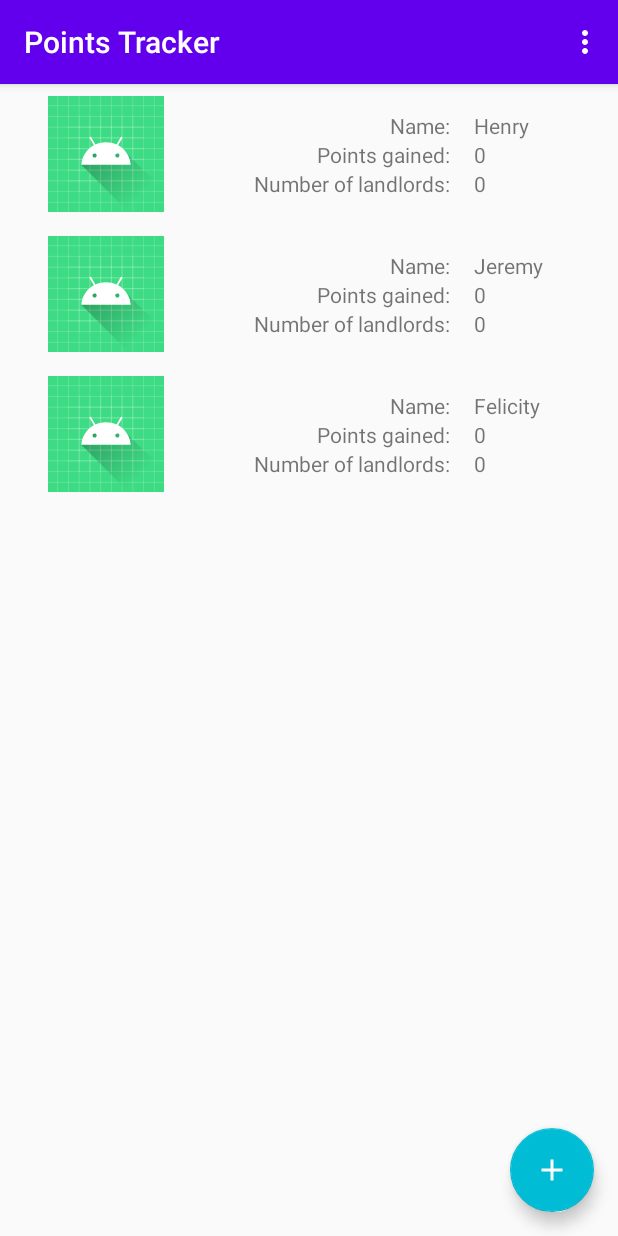
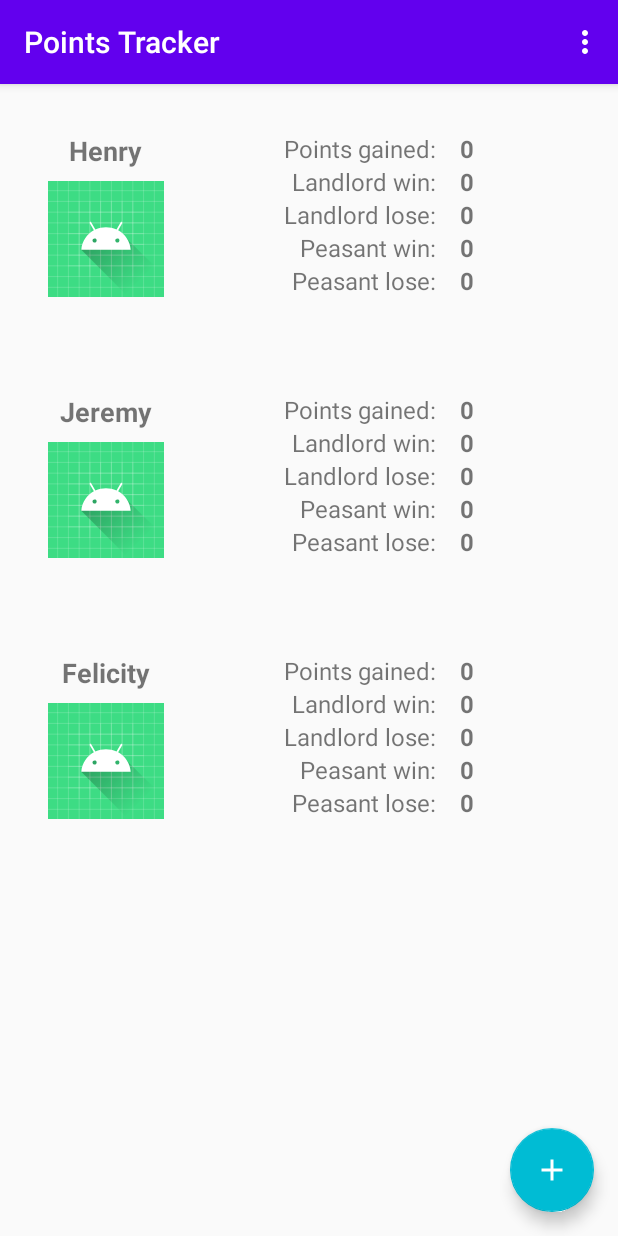
Before and after one commit to HenryF23/Points-Tracker, an Android app: the screen it shows after launch (MainActivity), on a phone screen of 412 x 824 dp. Run offline under Robolectric (Android 15) with nearby library versions, the phone set to English and light mode, and no system bars.

Commit message:
Added more game stats

```diff
--- a/app/src/main/java/com/example/pointstracker/model/User.java
+++ b/app/src/main/java/com/example/pointstracker/model/User.java
@@ -3,18 +3,27 @@ package com.example.pointstracker.model;
 public class User {
     private String name;
     private int points;
-    private int numLandlords;
+    private int numLandlordsWin;
+    private int numLandlordsLose;
+    private int numPWin;
+    private int numPLose;
 
     public User(String name) {
         this.name = name;
         this.points = 0;
-        this.numLandlords = 0;
+        this.numLandlordsWin = 0;
+        this.numLandlordsLose = 0;
+        this.numPWin = 0;
+        this.numPLose = 0;
     }
 
-    public User(String name, int points, int numLL) {
+    public User(String name, int points, int numLandlordsWin, int numLandlordsLose, int numPWin, int numPLose) {
         this.name = name;
         this.points = points;
-        this.numLandlords = numLL;
+        this.numLandlordsWin = numLandlordsWin;
+        this.numLandlordsLose = numLandlordsLose;
+        this.numPWin = numPWin;
+        this.numPLose = numPLose;
     }
 
     public String getName() {
@@ -33,11 +42,35 @@ public class User {
         this.points = points;
     }
 
-    public int getNumLandlords() {
-        return numLandlords;
+    public int getNumLandlordsWin() {
+        return numLandlordsWin;
     }
 
-    public void setNumLandlords(int numLandlords) {
-        this.numLandlords = numLandlords;
+    public void setNumLandlordsWin(int numLandlordsWin) {
+        this.numLandlordsWin = numLandlordsWin;
+    }
+
+    public int getNumLandlordsLose() {
+        return numLandlordsLose;
+    }
+
+    public void setNumLandlordsLose(int numLandlordsLose) {
+        this.numLandlordsLose = numLandlordsLose;
+    }
+
+    public int getNumPWin() {
+        return numPWin;
+    }
+
+    public void setNumPWin(int numPWin) {
+        this.numPWin = numPWin;
+    }
+
+    public int getNumPLose() {
+        return numPLose;
+    }
+
+    public void setNumPLose(int numPLose) {
+        this.numPLose = numPLose;
     }
 }
--- a/app/src/main/java/com/example/pointstracker/model/Users.java
+++ b/app/src/main/java/com/example/pointstracker/model/Users.java
@@ -46,6 +46,10 @@ public class Users implements Iterable<User> {
     public void removeAllScores() {
         for (User user : myUsers) {
             user.setPoints(0);
+            user.setNumLandlordsLose(0);
+            user.setNumLandlordsWin(0);
+            user.setNumPLose(0);
+            user.setNumPWin(0);
         }
     }
 
@@ -54,16 +58,22 @@ public class Users implements Iterable<User> {
 
         for(User user : myUsers) {
             if(n == index) {
-                if(isWin)
+                if(isWin){
                     user.setPoints(user.getPoints() + 2);
-                else
+                    user.setNumLandlordsWin(user.getNumLandlordsWin() + 1);
+                } else {
                     user.setPoints(user.getPoints() - 2);
+                    user.setNumLandlordsLose(user.getNumLandlordsLose() + 1);
+                }
             }
             else {
-                if(isWin)
+                if(!isWin) {
+                    user.setPoints(user.getPoints() + 1);
+                    user.setNumPWin(user.getNumPWin() + 1);
+                } else {
                     user.setPoints(user.getPoints() - 1);
-                else
-                    user.setPoints(user.getPoints() + 1);
+                    user.setNumPLose(user.getNumPLose() + 1);
+                }
             }
             n++;
         }
--- a/app/src/main/java/com/example/pointstracker/ui/RecyclerViewAdapter.java
+++ b/app/src/main/java/com/example/pointstracker/ui/RecyclerViewAdapter.java
@@ -35,13 +35,16 @@ public class RecyclerViewAdapter extends RecyclerView.Adapter<RecyclerViewAdapte
     }
 
     public class MyViewHolder extends RecyclerView.ViewHolder {
-        private TextView nameTxt, numLLTxt, numPointsTxt;
+        private TextView nameTxt, numLLWinTxt, numLLLoseTxt, numPWin, numPLose, numPointsTxt;
         private ImageView avatar;
 
         public MyViewHolder(@NonNull View itemView) {
             super(itemView);
             nameTxt = itemView.findViewById(R.id.name_textView);
-            numLLTxt = itemView.findViewById(R.id.numLandlord_textView5);
+            numLLWinTxt = itemView.findViewById(R.id.landlordWin_textView5);
+            numLLLoseTxt = itemView.findViewById(R.id.landlordLose_textView2);
+            numPWin = itemView.findViewById(R.id.peasantWin_textView3);
+            numPLose = itemView.findViewById(R.id.peasantLose_textView4);
             numPointsTxt = itemView.findViewById(R.id.numpoints_textView);
             avatar = itemView.findViewById(R.id.main_list_imageView);
         }
@@ -62,13 +65,16 @@ public class RecyclerViewAdapter extends RecyclerView.Adapter<RecyclerViewAdapte
         holder.avatar.setBackgroundResource(R.drawable.ic_launcher_background);
         holder.avatar.setImageResource(R.drawable.ic_launcher_foreground);
         holder.numPointsTxt.setText(Integer.toString(myUserList.get(position).getPoints()));
-        holder.numLLTxt.setText(Integer.toString(myUserList.get(position).getNumLandlords()));
+        holder.numLLWinTxt.setText(Integer.toString(myUserList.get(position).getNumLandlordsWin()));
+        holder.numLLLoseTxt.setText(Integer.toString(myUserList.get(position).getNumLandlordsLose()));
+        holder.numPWin.setText(Integer.toString(myUserList.get(position).getNumPWin()));
+        holder.numPLose.setText(Integer.toString(myUserList.get(position).getNumPLose()));
         holder.itemView.setOnClickListener(new View.OnClickListener() {
             @Override
             public void onClick(View v) {
                 AlertDialog.Builder builder = new AlertDialog.Builder(context);
                 builder.setMessage("Landlord, did you win?");
-                builder.setPositiveButton(R.string.yes, new DialogInterface.OnClickListener() {
+                builder.setPositiveButton(R.string.I_win, new DialogInterface.OnClickListener() {
                     @Override
                     public void onClick(DialogInterface dialog, int which) {
                         users.updateScoreLandlordWin(true, position);
@@ -77,7 +83,7 @@ public class RecyclerViewAdapter extends RecyclerView.Adapter<RecyclerViewAdapte
                         dialog.dismiss();
                     }
                 });
-                builder.setNegativeButton(R.string.no, new DialogInterface.OnClickListener() {
+                builder.setNegativeButton(R.string.I_lose, new DialogInterface.OnClickListener() {
                     @Override
                     public void onClick(DialogInterface dialog, int which) {
                         users.updateScoreLandlordWin(false, position);
@@ -103,7 +109,7 @@ public class RecyclerViewAdapter extends RecyclerView.Adapter<RecyclerViewAdapte
                 final EditText pointsEditText = dialog.findViewById(R.id.points_edittext);
                 pointsEditText.setText(Integer.toString(user.getPoints()));
                 final EditText LLEditText = dialog.findViewById(R.id.numLL_edittext);
-                LLEditText.setText(Integer.toString(user.getNumLandlords()));
+                LLEditText.setText(Integer.toString(0));
 
                 Button button = dialog.findViewById(R.id.update_button);
                 button.setOnClickListener(new View.OnClickListener() {
@@ -114,7 +120,7 @@ public class RecyclerViewAdapter extends RecyclerView.Adapter<RecyclerViewAdapte
                                 Integer.parseInt(pointsEditText.getText().toString());
                         int numLL =
                                 Integer.parseInt(LLEditText.getText().toString());
-                        users.updateUser(position, new User(name, numPoints, numLL));
+                        users.updateUser(position, new User(name, numPoints, 0, 0, 0, 0));
                         notifyDataSetChanged();
                         Toast.makeText(v.getContext(), R.string.userUpdated, Toast.LENGTH_SHORT).show();
                         dialog.dismiss();
--- a/app/src/main/res/layout/main_activitity_list_view.xml
+++ b/app/src/main/res/layout/main_activitity_list_view.xml
@@ -18,64 +18,87 @@
             android:layout_height="77dp"
             android:layout_marginStart="32dp"
             android:layout_marginTop="8dp"
-            android:layout_marginBottom="8dp"
+            android:layout_marginBottom="32dp"
             android:contentDescription="@string/none"
             app:layout_constraintBottom_toBottomOf="parent"
             app:layout_constraintStart_toStartOf="parent"
-            app:layout_constraintTop_toTopOf="parent"
-            app:layout_constraintVertical_bias="0.501"
+            app:layout_constraintTop_toBottomOf="@+id/name_textView"
             tools:srcCompat="@tools:sample/avatars" />
 
         <androidx.constraintlayout.widget.ConstraintLayout
+            android:id="@+id/constraintLayout2"
             android:layout_width="wrap_content"
             android:layout_height="wrap_content"
-            android:layout_marginStart="60dp"
-            app:layout_constraintBottom_toBottomOf="@+id/main_list_imageView"
+            android:layout_marginStart="80dp"
+            app:layout_constraintBottom_toBottomOf="parent"
             app:layout_constraintStart_toEndOf="@+id/main_list_imageView"
-            app:layout_constraintTop_toTopOf="@+id/main_list_imageView">
+            app:layout_constraintTop_toTopOf="parent">
 
             <TextView
                 android:id="@+id/main_list_numberLandlord_textView"
                 android:layout_width="wrap_content"
                 android:layout_height="wrap_content"
-                android:text="@string/number_of_landlords"
-                app:layout_constraintStart_toStartOf="parent"
+                android:text="@string/landlord_win"
+                android:textSize="16sp"
+                app:layout_constraintEnd_toEndOf="@+id/main_list_pointsGained_textView"
                 app:layout_constraintTop_toBottomOf="@+id/main_list_pointsGained_textView" />
-
-            <TextView
-                android:id="@+id/main_list_name_textView"
-                android:layout_width="wrap_content"
-                android:layout_height="wrap_content"
-                android:text="@string/name"
-                app:layout_constraintEnd_toEndOf="@+id/main_list_numberLandlord_textView"
-                app:layout_constraintTop_toTopOf="parent" />
 
             <TextView
                 android:id="@+id/main_list_pointsGained_textView"
                 android:layout_width="wrap_content"
                 android:layout_height="wrap_content"
                 android:text="@string/points_gained"
-                app:layout_constraintEnd_toEndOf="@+id/main_list_numberLandlord_textView"
-                app:layout_constraintTop_toBottomOf="@+id/main_list_name_textView" />
+                android:textSize="16sp"
+                app:layout_constraintStart_toStartOf="parent"
+                app:layout_constraintTop_toTopOf="parent" />
 
             <TextView
-                android:id="@+id/name_textView"
+                android:id="@+id/landlordWin_textView5"
                 android:layout_width="wrap_content"
                 android:layout_height="wrap_content"
                 android:layout_marginStart="16dp"
                 android:text="@string/none"
-                app:layout_constraintStart_toEndOf="@+id/main_list_name_textView"
-                app:layout_constraintTop_toTopOf="@+id/main_list_name_textView" />
+                android:textSize="16sp"
+                android:textStyle="bold"
+                app:layout_constraintBottom_toBottomOf="@+id/main_list_numberLandlord_textView"
+                app:layout_constraintStart_toEndOf="@+id/main_list_numberLandlord_textView"
+                app:layout_constraintTop_toTopOf="@+id/main_list_numberLandlord_textView" />
 
             <TextView
-                android:id="@+id/numLandlord_textView5"
+                android:id="@+id/landlordLose_textView2"
                 android:layout_width="wrap_content"
                 android:layout_height="wrap_content"
                 android:layout_marginStart="16dp"
                 android:text="@string/none"
-                app:layout_constraintBottom_toBottomOf="@+id/main_list_numberLandlord_textView"
-                app:layout_constraintStart_toEndOf="@+id/main_list_numberLandlord_textView"
-                app:layout_constraintTop_toTopOf="@+id/main_list_numberLandlord_textView" />
+                android:textSize="16sp"
+                android:textStyle="bold"
+                app:layout_constraintBottom_toBottomOf="@+id/textView"
+                app:layout_constraintStart_toEndOf="@+id/textView"
+                app:layout_constraintTop_toTopOf="@+id/textView" />
+
+            <TextView
+                android:id="@+id/peasantWin_textView3"
+                android:layout_width="wrap_content"
+                android:layout_height="wrap_content"
+                android:layout_marginStart="16dp"
+                android:text="@string/none"
+                android:textSize="16sp"
+                android:textStyle="bold"
+                app:layout_constraintBottom_toBottomOf="@+id/textView2"
+                app:layout_constraintStart_toEndOf="@+id/textView2"
+                app:layout_constraintTop_toTopOf="@+id/textView2" />
+
+            <TextView
+                android:id="@+id/peasantLose_textView4"
+                android:layout_width="wrap_content"
+                android:layout_height="wrap_content"
+                android:layout_marginStart="16dp"
+                android:text="@string/none"
+                android:textSize="16sp"
+                android:textStyle="bold"
+                app:layout_constraintBottom_toBottomOf="@+id/textView3"
+                app:layout_constraintStart_toEndOf="@+id/textView3"
+                app:layout_constraintTop_toBottomOf="@+id/textView2" />
 
             <TextView
                 android:id="@+id/numpoints_textView"
@@ -83,10 +106,51 @@
                 android:layout_height="wrap_content"
                 android:layout_marginStart="16dp"
                 android:text="@string/none"
+                android:textSize="16sp"
+                android:textStyle="bold"
                 app:layout_constraintBottom_toBottomOf="@+id/main_list_pointsGained_textView"
                 app:layout_constraintStart_toEndOf="@+id/main_list_pointsGained_textView"
                 app:layout_constraintTop_toTopOf="@+id/main_list_pointsGained_textView" />
+
+            <TextView
+                android:id="@+id/textView"
+                android:layout_width="wrap_content"
+                android:layout_height="wrap_content"
+                android:text="@string/landlord_lose"
+                android:textSize="16sp"
+                app:layout_constraintEnd_toEndOf="@+id/main_list_pointsGained_textView"
+                app:layout_constraintTop_toBottomOf="@+id/main_list_numberLandlord_textView" />
+
+            <TextView
+                android:id="@+id/textView2"
+                android:layout_width="wrap_content"
+                android:layout_height="wrap_content"
+                android:text="@string/peasant_win"
+                android:textSize="16sp"
+                app:layout_constraintEnd_toEndOf="@+id/textView"
+                app:layout_constraintTop_toBottomOf="@+id/textView" />
+
+            <TextView
+                android:id="@+id/textView3"
+                android:layout_width="wrap_content"
+                android:layout_height="wrap_content"
+                android:text="@string/peasant_lose"
+                android:textSize="16sp"
+                app:layout_constraintEnd_toEndOf="@+id/textView2"
+                app:layout_constraintTop_toBottomOf="@+id/textView2" />
         </androidx.constraintlayout.widget.ConstraintLayout>
+
+        <TextView
+            android:id="@+id/name_textView"
+            android:layout_width="wrap_content"
+            android:layout_height="wrap_content"
+            android:layout_marginTop="32dp"
+            android:text="@string/none"
+            android:textSize="18sp"
+            android:textStyle="bold"
+            app:layout_constraintEnd_toEndOf="@+id/main_list_imageView"
+            app:layout_constraintStart_toStartOf="@+id/main_list_imageView"
+            app:layout_constraintTop_toTopOf="parent" />
 
     </androidx.constraintlayout.widget.ConstraintLayout>
 
--- a/app/src/main/res/values/strings.xml
+++ b/app/src/main/res/values/strings.xml
@@ -25,4 +25,10 @@
     <string name="yes">Yes</string>
     <string name="no">No</string>
     <string name="scoreUpdate">Score Updated</string>
+    <string name="landlord_win">Landlord win:</string>
+    <string name="landlord_lose">Landlord lose:</string>
+    <string name="peasant_win">Peasant win:</string>
+    <string name="peasant_lose">Peasant lose:</string>
+    <string name="I_win">Win</string>
+    <string name="I_lose">Lose</string>
 </resources>
```
